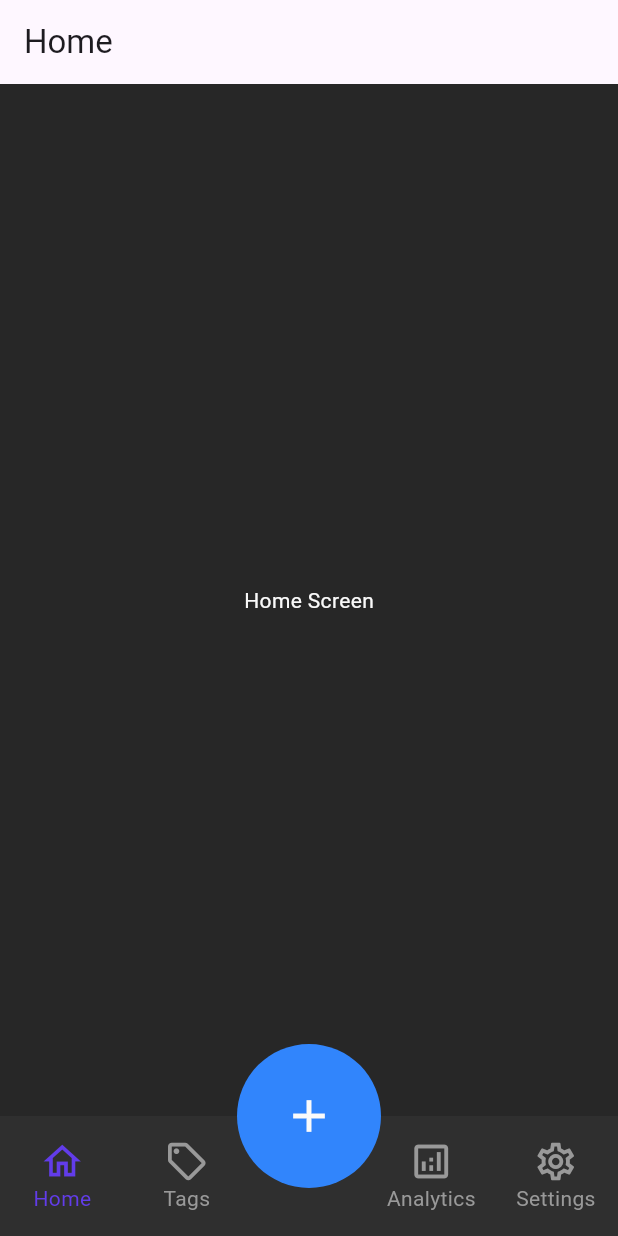
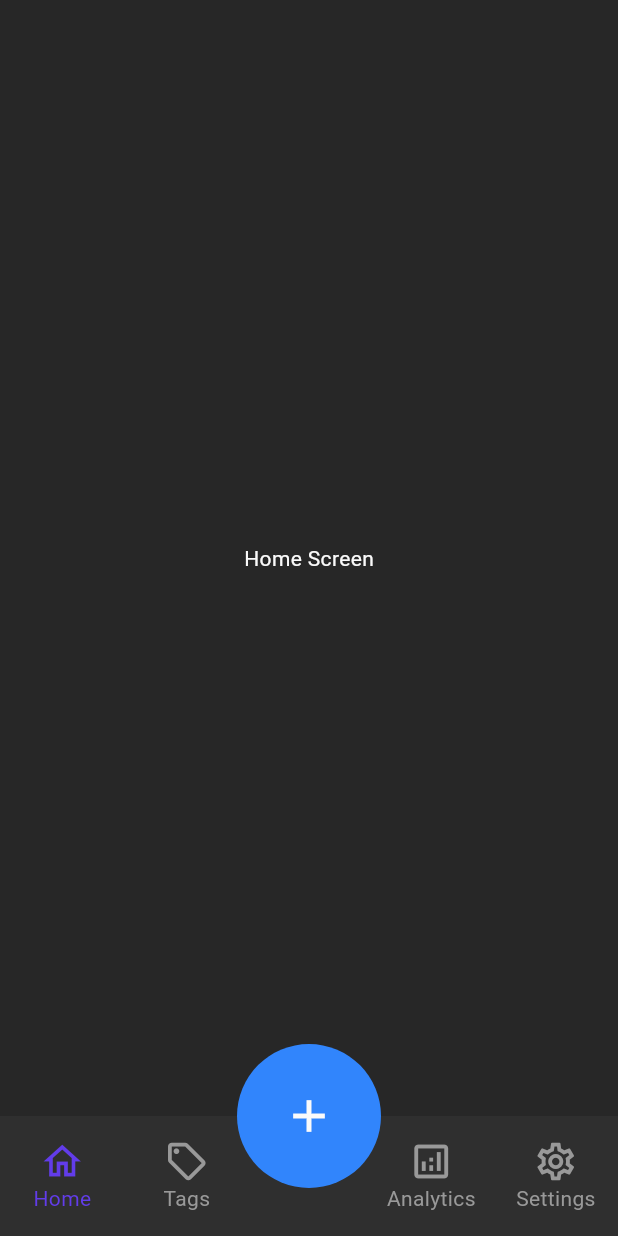
Before and after one commit to GolemT/Flutter_FinanceTracker, a Flutter app: the screen it shows after launch, on a phone screen of 412 x 824 dp. Run offline on Flutter 3.47's test engine with Material 3 defaults, Android fonts, the phone set to English and light mode, and no system bars.

Commit message:
remove appbar

```diff
--- a/lib/main.dart
+++ b/lib/main.dart
@@ -27,7 +27,7 @@ class MyApp extends StatelessWidget {
   @override
   Widget build(BuildContext context) {
     return MaterialApp(
-      title: 'Flutter Demo',
+      title: 'FinanceTracker',
       theme: NexusTheme.nexusTheme,
       home: const MainScreen(),
 
--- a/lib/screens/analytics_screen.dart
+++ b/lib/screens/analytics_screen.dart
@@ -6,9 +6,6 @@ class AnalyticsScreen extends StatelessWidget {
   @override
   Widget build(BuildContext context) {
     return Scaffold(
-      appBar: AppBar(
-        title: const Text('Analytics'),
-      ),
       body: const Center(
         child: Text('Analytics Screen'),
       ),
--- a/lib/screens/home_screen.dart
+++ b/lib/screens/home_screen.dart
@@ -5,11 +5,8 @@ class HomeScreen extends StatelessWidget {
 
   @override
   Widget build(BuildContext context) {
-    return Scaffold(
-      appBar: AppBar(
-        title: const Text('Home'),
-      ),
-      body: const Center(
+    return const Scaffold(
+      body: Center(
         child: Text('Home Screen'),
       ),
     );
--- a/lib/screens/tags_screen.dart
+++ b/lib/screens/tags_screen.dart
@@ -25,9 +25,6 @@ class _TagScreenState extends State<TagsScreen> {
   @override
   Widget build(BuildContext context) {
     return Scaffold(
-      appBar: AppBar(
-        title: const Text('Tags'),
-      ),
       body: ListView.builder(
         itemCount: tags.length,
         itemBuilder: (context, index) {
```
Also changed, not shown: lib/screens/settings_screen.dart (+2 -5 lines).
